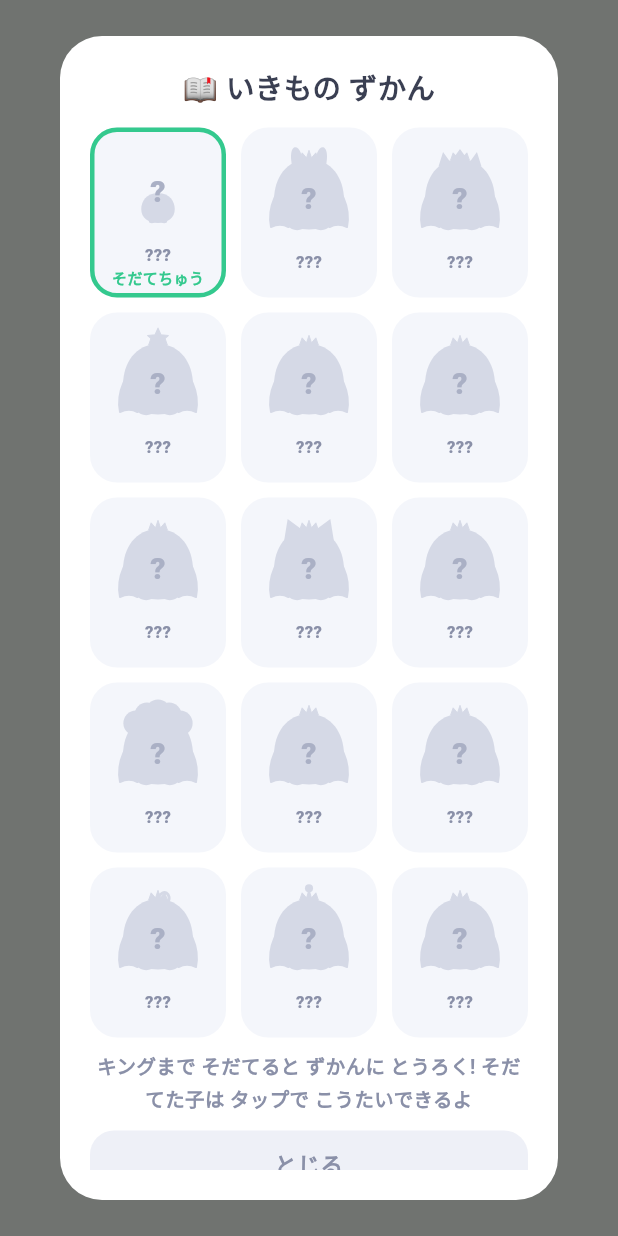
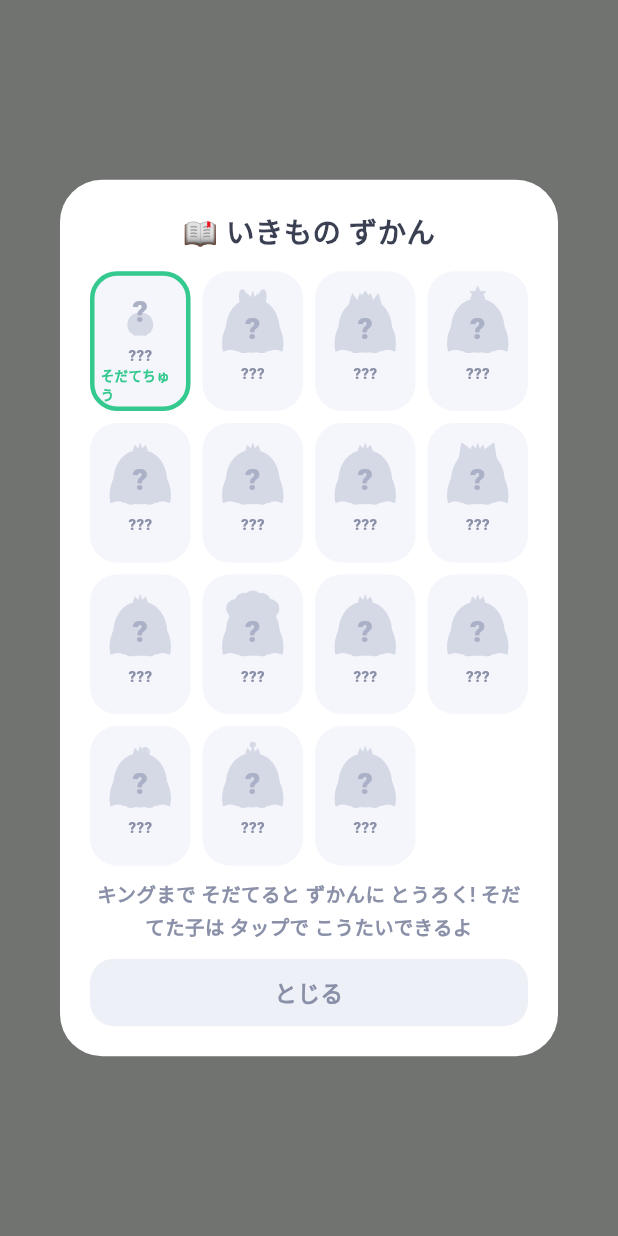
Before and after one commit to kensusai/mokomon, a Flutter app: what showBookModal() shows on an empty page, opened directly with empty values, on a phone screen of 412 x 824 dp. Run offline on Flutter 3.47's test engine with Material 3 defaults, Android fonts, the phone set to English and light mode, and no system bars; our stand-ins replace audioplayers, shared_preferences; accounts and stored records are empty; Roboto replaces fonts that are missing (MPLUSRounded1c).

Commit message:
Make all dialogs responsive with pinned action buttons
MokoModalShell now takes header/body/footer instead of one child:
header and footer always stay on screen, only the body (grids etc.)
scrolls if a device's screen is too short to fit everything. Height
is capped from MediaQuery so it adapts across device sizes. Applied
to every dialog (book, food, game chooser, shop, rename, code).

Also fixes the book (zukan) grid, which was still 3 columns instead
of the intended 4 from an earlier change that silently no-op'd.

Co-Authored-By: Claude Fable 5 <noreply@anthropic.com>

```diff
--- a/app/lib/widgets/book_sheet.dart
+++ b/app/lib/widgets/book_sheet.dart
@@ -34,20 +34,15 @@ Future<BookResult?> showBookModal(
       final s = controller.state;
       final kinged = s.stage == 3;
       return MokoModalShell(
-        child: SingleChildScrollView(
-          child: Column(
-            mainAxisSize: MainAxisSize.min,
-            crossAxisAlignment: CrossAxisAlignment.stretch,
-            children: [
-              const ModalTitle('📖 いきもの ずかん'),
-              const SizedBox(height: 12),
+        header: const [ModalTitle('📖 いきもの ずかん')],
+        body: [
           GridView.count(
-                crossAxisCount: 3,
+            crossAxisCount: 4,
             shrinkWrap: true,
             physics: const NeverScrollableScrollPhysics(),
-                mainAxisSpacing: 10,
-                crossAxisSpacing: 10,
-                childAspectRatio: 0.8,
+            mainAxisSpacing: 8,
+            crossAxisSpacing: 8,
+            childAspectRatio: 0.72,
             children: [
               for (var i = 0; i < speciesList.length; i++)
                 _BookCell(
@@ -76,8 +71,9 @@ Future<BookResult?> showBookModal(
                 fontWeight: FontWeight.w700,
                 color: ink2Color),
           ),
+        ],
+        footer: [
           if (kinged) ...[
-                const SizedBox(height: 10),
             PressableGradient(
               colors: greenGradient,
               onTap: () => Navigator.of(dialogContext)
@@ -96,13 +92,11 @@ Future<BookResult?> showBookModal(
                 ),
               ),
             ),
+            const SizedBox(height: 10),
           ],
-              const SizedBox(height: 10),
           ModalCloseButton(
               label: 'とじる', onTap: () => Navigator.of(dialogContext).pop()),
         ],
-          ),
-        ),
       );
     },
   );
@@ -135,7 +129,7 @@ class _BookCell extends StatelessWidget {
     final color = liveState?.color ?? snapshot?.color;
     final stage = liveState?.stage ?? snapshot?.stage ?? 3;
     Widget mini = CustomPaint(
-      size: const Size(52, 52),
+      size: const Size(40, 40),
       painter: CreaturePainter(
         speciesIndex: speciesIndex,
         stage: stage == 0 ? 1 : stage,
@@ -177,22 +171,22 @@ class _BookCell extends StatelessWidget {
                 ? Border.all(color: const Color(0xFF34C98E), width: 3)
                 : null,
           ),
-          padding: const EdgeInsets.symmetric(vertical: 8, horizontal: 4),
+          padding: const EdgeInsets.symmetric(vertical: 4, horizontal: 4),
           child: Column(
             mainAxisAlignment: MainAxisAlignment.center,
             children: [
-              SizedBox(width: 64, height: 64, child: mini),
+              SizedBox(width: 40, height: 40, child: mini),
               const SizedBox(height: 2),
               Text(owned ? (nickname ?? sp.names[3]) : '???',
                   overflow: TextOverflow.ellipsis,
                   style: TextStyle(
-                      fontSize: 11,
+                      fontSize: 10,
                       fontWeight: FontWeight.w800,
                       color: owned ? inkColor : ink2Color)),
               if (current)
                 const Text('そだてちゅう',
                     style: TextStyle(
-                        fontSize: 10,
+                        fontSize: 9,
                         fontWeight: FontWeight.w800,
                         color: Color(0xFF34C98E))),
             ],
--- a/app/lib/widgets/ui_kit.dart
+++ b/app/lib/widgets/ui_kit.dart
@@ -178,19 +178,52 @@ class ModalCloseButton extends StatelessWidget {
 }
 
 /// モーダル共通の外枠(白・角丸28・最大幅360)。CSS .modal .box 相当。
+///
+/// [header] と [footer] はスクロールしても常に画面内に留まり、
+/// [body] だけが必要なときにスクロールする(こどもFB「操作ボタンまで
+/// スクロールせずに見えるようにしたい」)。ダイアログの高さは端末の
+/// 画面サイズに合わせて自動で収まる(レスポンシブ)。
 class MokoModalShell extends StatelessWidget {
-  final Widget child;
-  const MokoModalShell({super.key, required this.child});
+  final List<Widget> header;
+  final List<Widget> body;
+  final List<Widget> footer;
+  const MokoModalShell({
+    super.key,
+    this.header = const [],
+    this.body = const [],
+    this.footer = const [],
+  });
 
   @override
   Widget build(BuildContext context) {
+    final maxHeight = MediaQuery.sizeOf(context).height * 0.86;
     return Dialog(
       backgroundColor: Colors.white,
       shape: RoundedRectangleBorder(borderRadius: BorderRadius.circular(28)),
-      child: Container(
-        constraints: const BoxConstraints(maxWidth: 360),
-        padding: const EdgeInsets.all(20),
-        child: child,
+      child: ConstrainedBox(
+        constraints: BoxConstraints(maxWidth: 360, maxHeight: maxHeight),
+        child: Padding(
+          padding: const EdgeInsets.all(20),
+          child: Column(
+            mainAxisSize: MainAxisSize.min,
+            crossAxisAlignment: CrossAxisAlignment.stretch,
+            children: [
+              ...header,
+              if (header.isNotEmpty) const SizedBox(height: 12),
+              Flexible(
+                child: SingleChildScrollView(
+                  child: Column(
+                    mainAxisSize: MainAxisSize.min,
+                    crossAxisAlignment: CrossAxisAlignment.stretch,
+                    children: body,
+                  ),
+                ),
+              ),
+              if (footer.isNotEmpty) const SizedBox(height: 10),
+              ...footer,
+            ],
+          ),
+        ),
       ),
     );
   }
```
Also changed, not shown: app/lib/widgets/code_dialog.dart (+6 -14 lines), app/lib/widgets/food_sheet.dart (+4 -8 lines), app/lib/widgets/game_chooser.dart (+4 -8 lines), app/lib/widgets/rename_dialog.dart (+6 -12 lines), app/lib/widgets/shop_sheet.dart (+9 -11 lines), 2 other files. Lines whose indentation alone changed are shown as unchanged.
